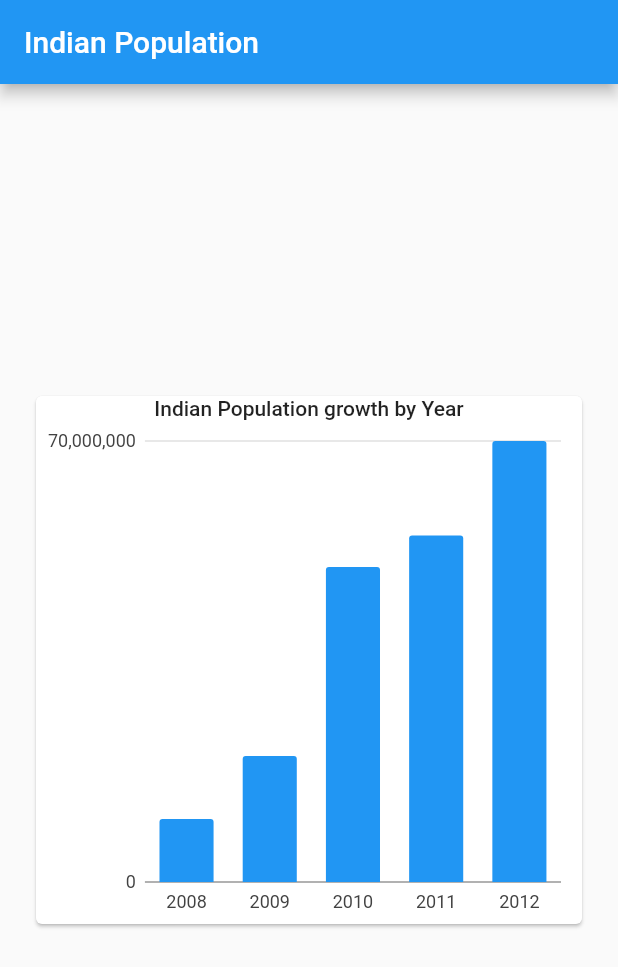
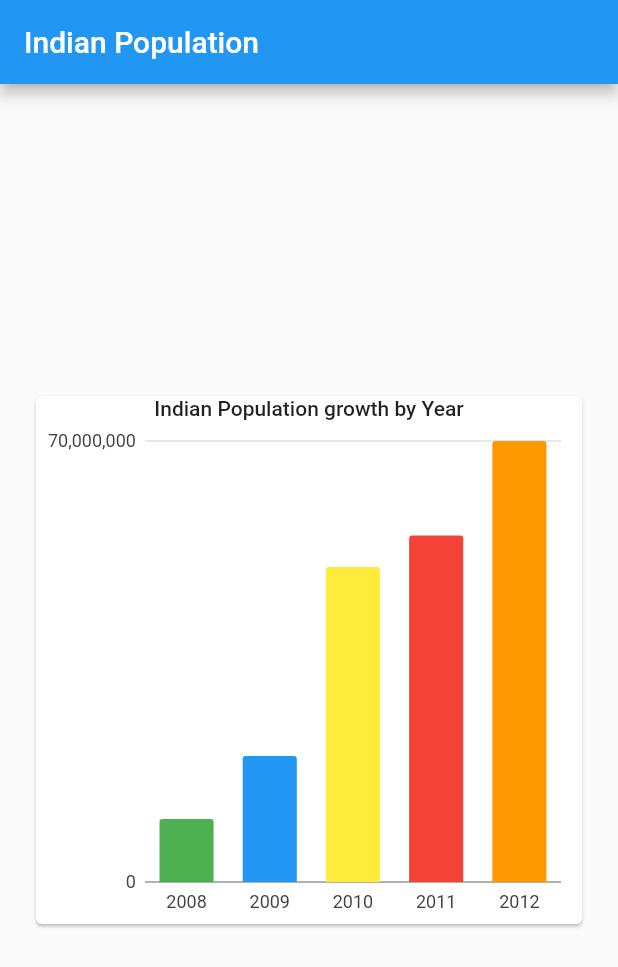
Before and after one commit to kademanec/chart, a Flutter app: the screen it shows after launch, on a phone screen of 412 x 824 dp. Shown: the top 967 px of the screen. Run offline on Flutter 3.47's test engine with Material 2 defaults, Android fonts, the phone set to English and light mode, and no system bars; our stand-ins replace charts_flutter.

Commit message:
first apk

```diff
--- a/flutter_app/lib/home.dart
+++ b/flutter_app/lib/home.dart
@@ -11,7 +11,7 @@ class HomePage extends StatelessWidget {
       year:"2008",
       subscribers:10000000,
       barColor:charts.ColorUtil.fromDartColor
-        (Colors.blue),
+        (Colors.green),
 
     ),
     SubscriberSeries(
@@ -25,21 +25,21 @@ class HomePage extends StatelessWidget {
       year:"2010",
       subscribers:50000000,
       barColor:charts.ColorUtil.fromDartColor
-        (Colors.blue),
+        (Colors.yellow),
 
     ),
     SubscriberSeries(
       year:"2011",
       subscribers:55000000,
       barColor:charts.ColorUtil.fromDartColor
-        (Colors.blue),
+        (Colors.red),
 
     ),
     SubscriberSeries(
       year:"2012",
       subscribers:70000000,
       barColor:charts.ColorUtil.fromDartColor
-        (Colors.blue),
+        (Colors.orange),
 
     ),
 
```
